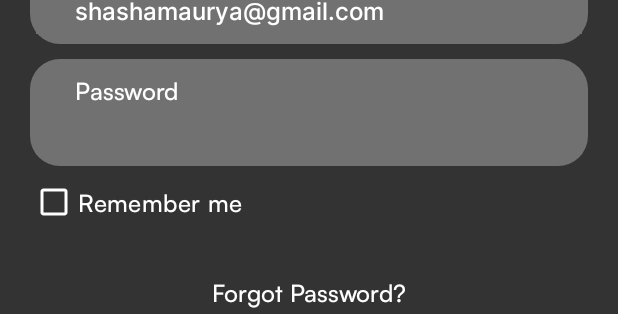
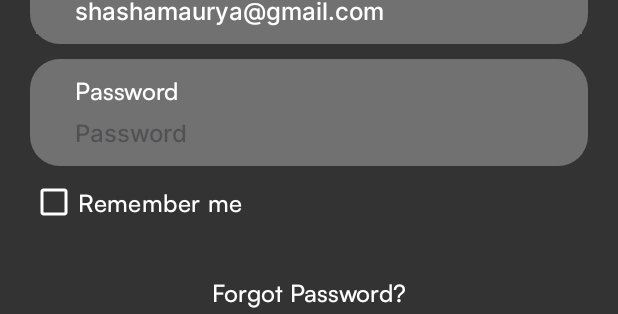
Before and after one commit to MritunjaiMaurya/HungryDevops, an Android app: the layout activity_login.xml on its own in the app's theme, with its tools: preview values and no code run, on a phone screen of 412 x 824 dp. Shown: the part 378-692 px from the top of the screen. Run offline under Robolectric (Android 15) with nearby library versions, the phone set to English and light mode, and no system bars.

Commit message:
new commit by mritunjai

```diff
--- a/app/src/main/res/layout/activity_login.xml
+++ b/app/src/main/res/layout/activity_login.xml
@@ -80,6 +80,7 @@
         android:layout_width="0dp"
         android:layout_height="40dp"
         android:inputType="textPassword"
+        android:hint="Password"
         android:backgroundTint="@color/gray"
         android:paddingHorizontal="30dp"
         android:fontFamily="@font/medium"
```
